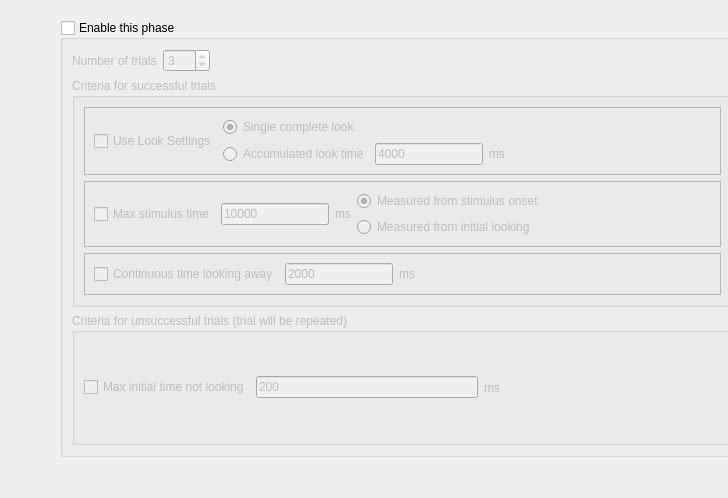
djsperka/habit2-src, file libs/habutil/habit/HPhaseSettingsForm.ui: the form before one commit.
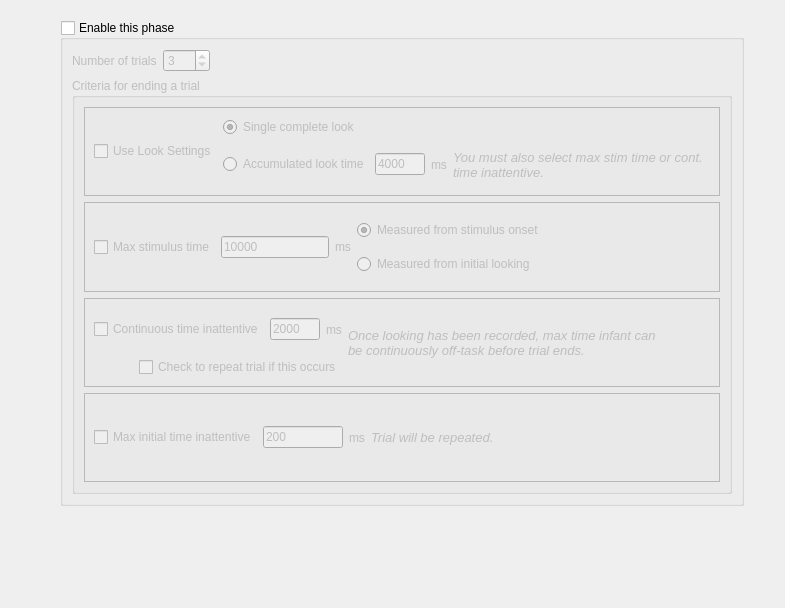
The form after the commit.

Commit message: UI changes and associated database/structure changes for changing behavior on max lookaway time. Added option to choose if trial is repeated in that case. Add column to database.

The edit to the form file:
```diff
--- a/libs/habutil/habit/HPhaseSettingsForm.ui
+++ b/libs/habutil/habit/HPhaseSettingsForm.ui
@@ -6,8 +6,8 @@
    <rect>
     <x>0</x>
     <y>0</y>
-    <width>728</width>
-    <height>498</height>
+    <width>785</width>
+    <height>608</height>
    </rect>
   </property>
   <property name="windowTitle">
@@ -21,8 +21,8 @@
     <rect>
      <x>60</x>
      <y>20</y>
-     <width>685</width>
-     <height>437</height>
+     <width>684</width>
+     <height>486</height>
     </rect>
    </property>
    <property name="toolTip">
@@ -37,7 +37,7 @@
    <property name="checked">
     <bool>false</bool>
    </property>
-   <layout class="QVBoxLayout" name="verticalLayout_4">
+   <layout class="QVBoxLayout" name="verticalLayout_8">
     <item>
      <layout class="QHBoxLayout" name="horizontalLayout_7">
       <item>
@@ -81,9 +81,11 @@
     <item>
      <widget class="QGroupBox" name="groupBox_2">
       <property name="title">
-       <string>Criteria for successful trials</string>
+       <string>Criteria for ending a trial</string>
       </property>
-      <layout class="QVBoxLayout" name="verticalLayout_3">
+      <layout class="QVBoxLayout" name="verticalLayout_7">
+       <item>
+        <layout class="QVBoxLayout" name="verticalLayout_6">
        <item>
         <widget class="QFrame" name="frame">
          <property name="frameShape">
@@ -92,7 +94,7 @@
          <property name="frameShadow">
           <enum>QFrame::Raised</enum>
          </property>
-         <layout class="QHBoxLayout" name="horizontalLayout_4">
+           <layout class="QHBoxLayout" name="horizontalLayout_10">
           <item>
            <widget class="QCheckBox" name="cbxUseLookSettings">
             <property name="toolTip">
@@ -106,6 +108,8 @@
           <item>
            <layout class="QVBoxLayout" name="verticalLayout">
             <item>
+               <layout class="QHBoxLayout" name="horizontalLayout">
+                <item>
              <widget class="QRadioButton" name="rbSingleCompleteLook">
               <property name="enabled">
                <bool>false</bool>
@@ -125,7 +129,22 @@
              </widget>
             </item>
             <item>
-             <layout class="QHBoxLayout" name="horizontalLayout">
+                 <spacer name="horizontalSpacer_3">
+                  <property name="orientation">
+                   <enum>Qt::Horizontal</enum>
+                  </property>
+                  <property name="sizeHint" stdset="0">
+                   <size>
+                    <width>91</width>
+                    <height>20</height>
+                   </size>
+                  </property>
+                 </spacer>
+                </item>
+               </layout>
+              </item>
+              <item>
+               <layout class="QHBoxLayout" name="horizontalLayout_4">
               <item>
                <widget class="QRadioButton" name="rbAccumulatedLookTime">
                 <property name="enabled">
@@ -147,6 +166,18 @@
                 <property name="enabled">
                  <bool>false</bool>
                 </property>
+                  <property name="sizePolicy">
+                   <sizepolicy hsizetype="Fixed" vsizetype="Fixed">
+                    <horstretch>0</horstretch>
+                    <verstretch>0</verstretch>
+                   </sizepolicy>
+                  </property>
+                  <property name="maximumSize">
+                   <size>
+                    <width>50</width>
+                    <height>16777215</height>
+                   </size>
+                  </property>
                 <property name="text">
                  <string>4000</string>
                 </property>
@@ -159,22 +190,25 @@
                 </property>
                </widget>
               </item>
-             </layout>
-            </item>
-           </layout>
-          </item>
           <item>
-           <spacer name="horizontalSpacer_3">
-            <property name="orientation">
-             <enum>Qt::Horizontal</enum>
-            </property>
-            <property name="sizeHint" stdset="0">
-             <size>
-              <width>91</width>
-              <height>20</height>
-             </size>
-            </property>
-           </spacer>
+                 <widget class="QLabel" name="label_6">
+                  <property name="font">
+                   <font>
+                    <pointsize>10</pointsize>
+                    <italic>true</italic>
+                   </font>
+                  </property>
+                  <property name="text">
+                   <string>You must also select max stim time or cont. time inattentive.</string>
+                  </property>
+                  <property name="wordWrap">
+                   <bool>true</bool>
+                  </property>
+                 </widget>
+                </item>
+               </layout>
+              </item>
+             </layout>
           </item>
          </layout>
         </widget>
@@ -288,7 +322,11 @@
          <property name="frameShadow">
           <enum>QFrame::Raised</enum>
          </property>
-         <layout class="QHBoxLayout" name="horizontalLayout_6">
+           <layout class="QVBoxLayout" name="verticalLayout_5">
+            <item>
+             <layout class="QHBoxLayout" name="horizontalLayout_9">
+              <item>
+               <layout class="QVBoxLayout" name="verticalLayout_4">
           <item>
            <layout class="QHBoxLayout" name="horizontalLayout_2">
             <item>
@@ -297,7 +335,7 @@
                <string>When checked, Habit will end a trial if, after at least one &quot;complete look&quot; has been registered, the subject looks away from all stimuli for the specified time.</string>
               </property>
               <property name="text">
-               <string>Continuous time looking away</string>
+                     <string>Continuous time inattentive</string>
               </property>
              </widget>
             </item>
@@ -306,6 +344,18 @@
               <property name="enabled">
                <bool>false</bool>
               </property>
+                    <property name="sizePolicy">
+                     <sizepolicy hsizetype="Fixed" vsizetype="Fixed">
+                      <horstretch>0</horstretch>
+                      <verstretch>0</verstretch>
+                     </sizepolicy>
+                    </property>
+                    <property name="maximumSize">
+                     <size>
+                      <width>50</width>
+                      <height>16777215</height>
+                     </size>
+                    </property>
               <property name="text">
                <string>2000</string>
               </property>
@@ -321,39 +371,83 @@
            </layout>
           </item>
           <item>
-           <spacer name="horizontalSpacer_5">
-            <property name="orientation">
-             <enum>Qt::Horizontal</enum>
-            </property>
-            <property name="sizeHint" stdset="0">
-             <size>
-              <width>194</width>
-              <height>20</height>
-             </size>
-            </property>
-           </spacer>
-          </item>
-         </layout>
-        </widget>
-       </item>
-      </layout>
-     </widget>
-    </item>
-    <item>
-     <widget class="QGroupBox" name="groupBox_3">
-      <property name="title">
-       <string>Criteria for unsuccessful trials (trial will be repeated)</string>
-      </property>
-      <layout class="QHBoxLayout" name="horizontalLayout_9">
-       <item>
         <layout class="QHBoxLayout" name="horizontalLayout_8">
          <item>
+                   <spacer name="horizontalSpacer_6">
+                    <property name="orientation">
+                     <enum>Qt::Horizontal</enum>
+                    </property>
+                    <property name="sizeHint" stdset="0">
+                     <size>
+                      <width>40</width>
+                      <height>20</height>
+                     </size>
+                    </property>
+                   </spacer>
+                  </item>
+                  <item>
+                   <widget class="QCheckBox" name="cbxRepeatTrialInattentive">
+                    <property name="text">
+                     <string>Check to repeat trial if this occurs</string>
+                    </property>
+                   </widget>
+                  </item>
+                 </layout>
+                </item>
+               </layout>
+              </item>
+              <item>
+               <widget class="QLabel" name="label_7">
+                <property name="font">
+                 <font>
+                  <pointsize>10</pointsize>
+                  <italic>true</italic>
+                 </font>
+                </property>
+                <property name="text">
+                 <string>Once looking has been recorded, max time infant can be continuously off-task before trial ends.</string>
+                </property>
+                <property name="wordWrap">
+                 <bool>true</bool>
+                </property>
+               </widget>
+              </item>
+              <item>
+               <spacer name="horizontalSpacer_5">
+                <property name="orientation">
+                 <enum>Qt::Horizontal</enum>
+                </property>
+                <property name="sizeHint" stdset="0">
+                 <size>
+                  <width>40</width>
+                  <height>20</height>
+                 </size>
+                </property>
+               </spacer>
+              </item>
+             </layout>
+            </item>
+           </layout>
+          </widget>
+         </item>
+         <item>
+          <widget class="QFrame" name="frame_4">
+           <property name="frameShape">
+            <enum>QFrame::StyledPanel</enum>
+           </property>
+           <property name="frameShadow">
+            <enum>QFrame::Raised</enum>
+           </property>
+           <layout class="QVBoxLayout" name="verticalLayout_3">
+            <item>
+             <layout class="QHBoxLayout" name="horizontalLayout_6">
+              <item>
           <widget class="QCheckBox" name="cbxMaxInitialTimeNotLooking">
            <property name="toolTip">
             <string>Wheh checked, Habit will require that the subject begins a &quot;look&quot;, which eventually becomes a &quot;complete look&quot;, before the specified time has passed in the trial.</string>
            </property>
            <property name="text">
-            <string>Max initial time not looking</string>
+                 <string>Max initial time inattentive</string>
            </property>
           </widget>
          </item>
@@ -362,6 +456,18 @@
            <property name="enabled">
             <bool>false</bool>
            </property>
+                <property name="sizePolicy">
+                 <sizepolicy hsizetype="Fixed" vsizetype="Fixed">
+                  <horstretch>0</horstretch>
+                  <verstretch>0</verstretch>
+                 </sizepolicy>
+                </property>
+                <property name="maximumSize">
+                 <size>
+                  <width>80</width>
+                  <height>16777215</height>
+                 </size>
+                </property>
            <property name="text">
             <string>200</string>
            </property>
@@ -374,6 +480,19 @@
            </property>
           </widget>
          </item>
+              <item>
+               <widget class="QLabel" name="label_8">
+                <property name="font">
+                 <font>
+                  <pointsize>10</pointsize>
+                  <italic>true</italic>
+                 </font>
+                </property>
+                <property name="text">
+                 <string>Trial will be repeated.</string>
+                </property>
+               </widget>
+              </item>
          <item>
           <spacer name="horizontalSpacer_2">
            <property name="orientation">
@@ -393,6 +512,11 @@
      </widget>
     </item>
    </layout>
+       </item>
+      </layout>
+     </widget>
+    </item>
+   </layout>
   </widget>
   <widget class="QWidget" name="layoutWidget">
    <property name="geometry">
```
Left out of the diff: 16 changed lines with no effect on the pictures. Lines whose indentation alone changed are shown as unchanged. The commit also changes 11 other files.
